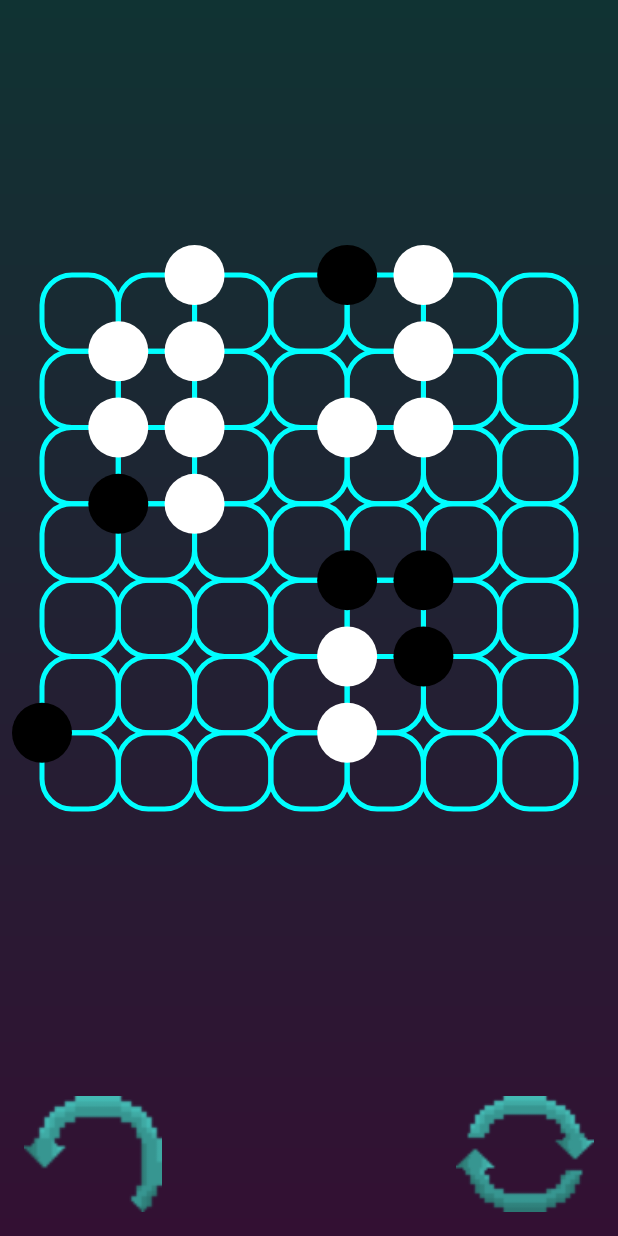
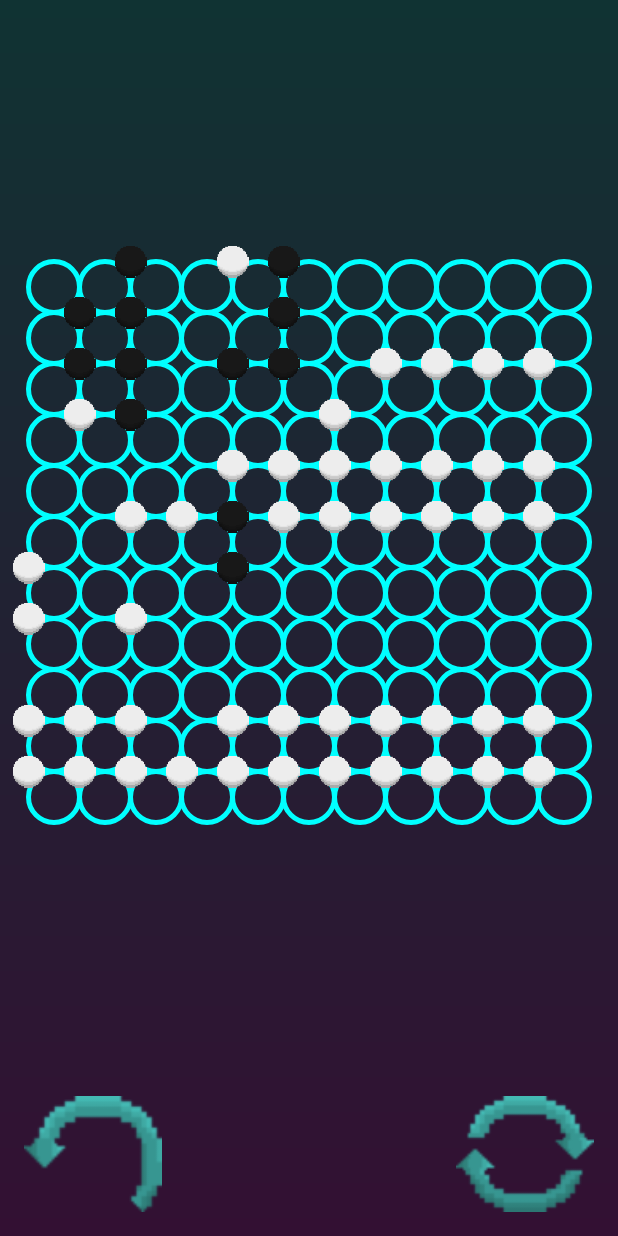
Before and after one commit to ZPI2020/ZPI, an Android app: the Activity_game screen opened directly, with no data from a screen before it, on a phone screen of 412 x 824 dp. Run offline under Robolectric (Android 15) with nearby library versions, the phone set to English and light mode, and no system bars.

Commit message:
Pionki skalowalne

```diff
--- a/app/src/main/java/com/example/myapplication/Activity_game.kt
+++ b/app/src/main/java/com/example/myapplication/Activity_game.kt
@@ -100,14 +100,18 @@ class Activity_game : AppCompatActivity(), PositionClickedListener {
     }
     fun test (){
         val gameBoardArray = arrayOf(
-            arrayOf(0,0,0,0,0,0,1,1),
-            arrayOf(0,2,2,1,0,0,0,0),
-            arrayOf(2,2,2,2,0,0,0,1),
-            arrayOf(0,0,0,0,0,0,0,0,0),
-            arrayOf(1,0,2,0,1,2,2,0),
-            arrayOf(2,2,2,0,1,1,0,0),
-            arrayOf(0,0,0,0,0,0,0,0),
-            arrayOf(0,0,0,0,0,0,0,0)
+            arrayOf(0,0,0,0,0,0,1,1,0,1,1,2),
+            arrayOf(0,2,2,1,0,0,0,0,0,1,1,0),
+            arrayOf(2,2,2,2,0,1,0,1,0,1,1,1),
+            arrayOf(0,0,0,0,0,1,0,0,0,0,1,1),
+            arrayOf(1,0,2,0,1,2,2,0,0,1,1,1),
+            arrayOf(2,2,2,0,1,1,0,0,0,1,1,2),
+            arrayOf(0,0,0,1,1,1,0,0,0,1,1,2),
+            arrayOf(0,0,1,0,1,1,0,0,0,1,1,2),
+            arrayOf(0,0,1,0,1,1,0,0,0,1,1,2),
+            arrayOf(0,0,1,0,1,1,0,0,0,1,1,2),
+            arrayOf(0,0,1,0,1,1,0,0,0,1,1,2),
+            arrayOf(0,0,1,0,1,1,0,0,0,1,1,2)
         )
         gameBoardView.gameBoardArray = gameBoardArray
         gameBoardView.invalidate()
--- a/app/src/main/java/com/example/myapplication/Game_Board_View.kt
+++ b/app/src/main/java/com/example/myapplication/Game_Board_View.kt
@@ -2,10 +2,8 @@ package com.example.myapplication
 
 import android.annotation.SuppressLint
 import android.content.Context
-import android.graphics.Canvas
-import android.graphics.Color
-import android.graphics.Paint
-import android.graphics.RectF
+import android.graphics.*
+import android.graphics.drawable.Drawable
 import android.util.AttributeSet
 import android.util.Log
 import android.view.MotionEvent
@@ -24,7 +22,7 @@ class Game_Board_View : View {
     private var xPositions : Array<Float>? = null
     private var yPositions : Array<Float>? = null
 
-    private val circleRadius = 30f
+
     private var touching: Boolean = false
 
     var gameFinished : Boolean = false
@@ -74,8 +72,9 @@ class Game_Board_View : View {
     }
     fun calculateXYPositions(){
         if(::gameBoardArray.isInitialized) {
-            var start = 30f
-            val correctedWidth = width.toFloat() - 60f
+            Log.d("view","rozmiar gameBoardSize="+gameboardSize)
+            var start = width!!/(gameboardSize!!*3).toFloat()
+            val correctedWidth = width!!.toFloat() - 2*start
             val addValue = correctedWidth / (gameboardSize!! - 1).toFloat()
             xPositions=Array(gameboardSize!!){0f}
             yPositions=Array(gameboardSize!!){0f}
@@ -148,10 +147,25 @@ class Game_Board_View : View {
             for(y in 0 until gameboardSize!!-1){
                 positionVal=gameBoardArray[x][y]
                 if(positionVal==1){
-                    canvas!!.drawCircle(xPositions?.get(x)!!, yPositions?.get(y)!!,circleRadius,paint1)
+                    //canvas!!.drawCircle(xPositions?.get(x)!!, yPositions?.get(y)!!,circleRadius,paint1)
+                    val pionek =BitmapFactory.decodeResource(resources,R.drawable.white_pin)
+                    val radius = width/(gameboardSize!!*3)
+                    val rect = RectF(xPositions?.get(x)!!-radius,
+                        yPositions?.get(y)!!-radius,
+                        xPositions!![x]+radius,
+                        yPositions!![y]+radius)
+                        canvas!!.drawBitmap(pionek,null,rect,null)
+
                 }
                 if(positionVal==2){
-                    canvas!!.drawCircle(xPositions?.get(x)!!, yPositions?.get(y)!!,circleRadius,paint2)
+                    //canvas!!.drawCircle(xPositions?.get(x)!!, yPositions?.get(y)!!,circleRadius,paint2)
+                    val pionek =BitmapFactory.decodeResource(resources,R.drawable.black_pin)
+                    val radius = width/(gameboardSize!!*3)
+                    val rect = RectF(xPositions?.get(x)!!-radius,
+                        yPositions?.get(y)!!-radius,
+                        xPositions!![x]+radius,
+                        yPositions!![y]+radius)
+                    canvas!!.drawBitmap(pionek,null,rect,null)
                 }
             }
         }
--- a/app/src/main/res/layout/activity_game.xml
+++ b/app/src/main/res/layout/activity_game.xml
@@ -25,6 +25,10 @@
         android:id="@+id/image_game_notification"
         android:layout_width="wrap_content"
         android:layout_height="wrap_content"
+        android:layout_marginStart="32dp"
+        android:layout_marginTop="32dp"
+        android:layout_marginEnd="32dp"
+        android:layout_marginBottom="32dp"
         android:clickable="false"
         android:visibility="invisible"
         app:layout_constraintBottom_toBottomOf="parent"
```
